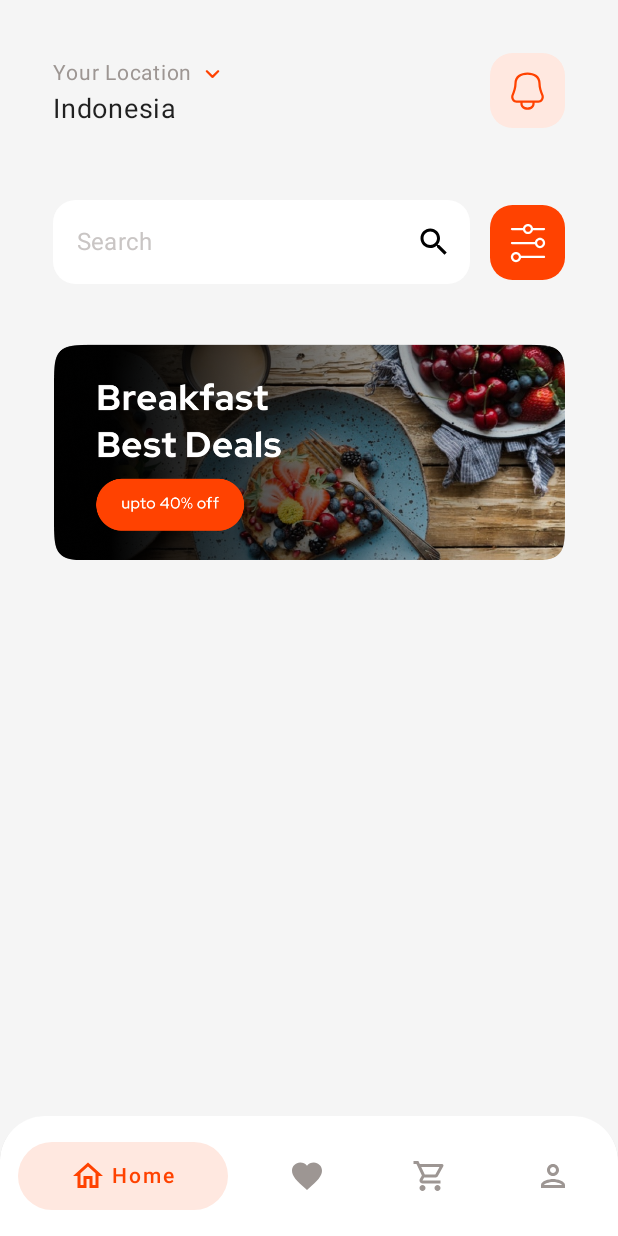
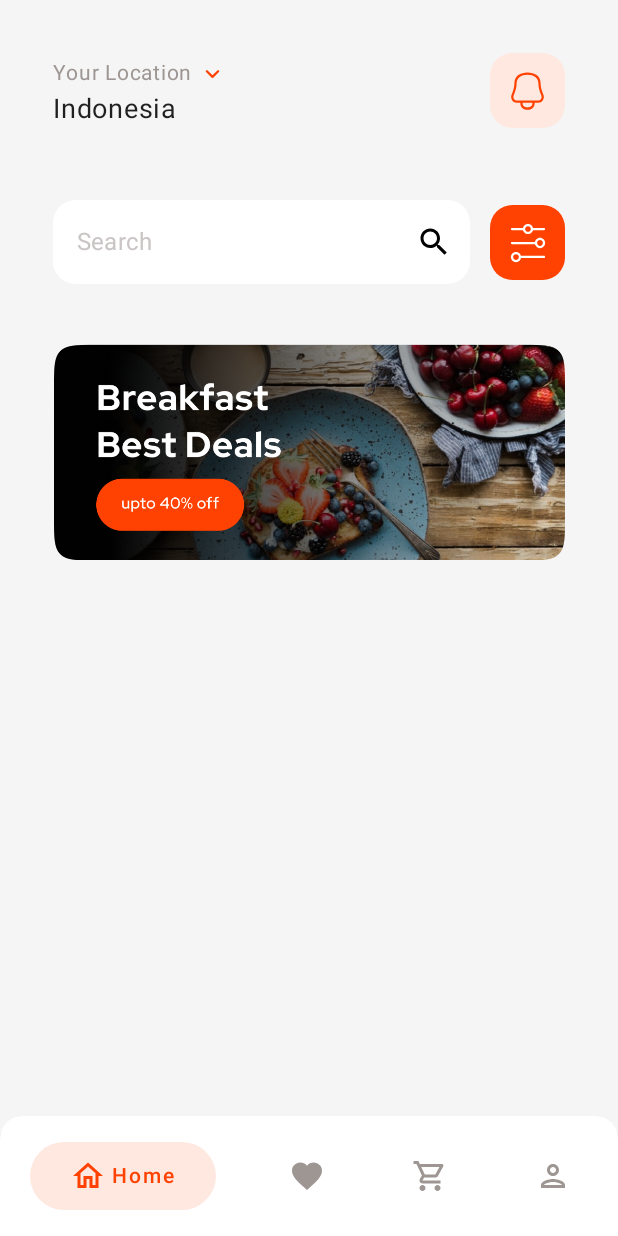
Before and after one commit to sebastianseno/foody, an Android app built with Jetpack Compose: the screen it shows after launch (MainActivity), on a phone screen of 412 x 824 dp. Run offline under Robolectric (Android 15) with nearby library versions, the phone set to English and light mode, and no system bars; our stand-ins replace accompanist, constraintlayout-compose.

Commit message:
fix indicator bottomNav

```diff
--- a/app/src/main/java/com/food/delivery/ui/widget/BottomNav.kt
+++ b/app/src/main/java/com/food/delivery/ui/widget/BottomNav.kt
@@ -82,19 +82,16 @@ fun CustomBottomNav(
     Column(
         verticalArrangement = Arrangement.Center,
         modifier = Modifier
-            .clip(RoundedCornerShape(topStart = 30.dp, topEnd = 30.dp))
+            .clip(RoundedCornerShape(topStart = 15.dp, topEnd = 15.dp))
             .height(80.dp)
             .shadow(8.dp)
             .background(color = Color.White),
     ) {
-        Log.d("senoox", currentRoute)
-
         val springSpec = SpringSpec<Float>(
             // Determined experimentally
             stiffness = 800f,
             dampingRatio = 0.8f,
         )
-
         BottomNavLayout(
             selectedIndex = currentSection.ordinal,
             itemCount = routes.size,
@@ -243,14 +240,10 @@ fun BottomNavigationItem(
 }
 
 @Composable
-private fun BottomNavIndicator(
-    strokeWidth: Dp = 1.dp,
-    color: Color = MaterialTheme.colors.primary,
-    shape: Shape = RoundedCornerShape(percent = 50)
-) {
+private fun BottomNavIndicator() {
     Spacer(
         modifier = Modifier
-            .padding(top = 5.dp, bottom = 5.dp, start = 12.dp, end = 12.dp)
+            .padding(top = 5.dp, bottom = 5.dp, start = 20.dp, end = 20.dp)
             .fillMaxSize()
             .clip(RoundedCornerShape(100.dp))
             .fillMaxWidth()
```
